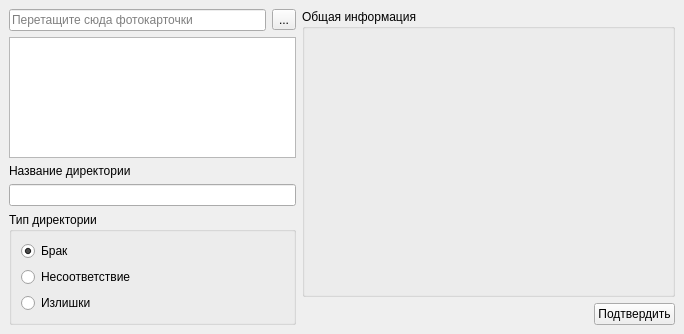
Before: the Qt Designer form mainwindow.ui in The-Zealot/WBFolderManager, drawn with Qt 5.
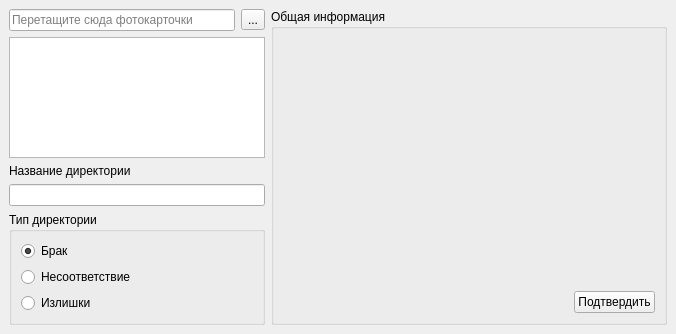
After: the same form once the commit is applied.

```diff
--- a/mainwindow.ui
+++ b/mainwindow.ui
@@ -6,7 +6,7 @@
    <rect>
     <x>0</x>
     <y>0</y>
-    <width>684</width>
+    <width>676</width>
     <height>334</height>
    </rect>
   </property>
@@ -15,14 +15,7 @@
   </property>
   <widget class="QWidget" name="centralwidget">
    <layout class="QGridLayout" name="gridLayout">
-    <item row="1" column="2">
-     <widget class="QPushButton" name="buttonSubmit">
-      <property name="text">
-       <string>Подтвердить</string>
-      </property>
-     </widget>
-    </item>
-    <item row="0" column="0" rowspan="2">
+    <item row="0" column="0">
      <layout class="QVBoxLayout" name="verticalLayout_4">
       <item>
        <layout class="QVBoxLayout" name="verticalLayout">
@@ -30,6 +23,12 @@
          <layout class="QHBoxLayout" name="horizontalLayout">
           <item>
            <widget class="QLineEdit" name="editPhotoPath">
+            <property name="sizePolicy">
+             <sizepolicy hsizetype="Preferred" vsizetype="Fixed">
+              <horstretch>0</horstretch>
+              <verstretch>0</verstretch>
+             </sizepolicy>
+            </property>
             <property name="placeholderText">
              <string>Перетащите сюда фотокарточки</string>
             </property>
@@ -47,7 +46,14 @@
        </layout>
       </item>
       <item>
-       <widget class="QListWidget" name="listWidget"/>
+       <widget class="QListWidget" name="listWidget">
+        <property name="sizePolicy">
+         <sizepolicy hsizetype="Preferred" vsizetype="Expanding">
+          <horstretch>0</horstretch>
+          <verstretch>0</verstretch>
+         </sizepolicy>
+        </property>
+       </widget>
       </item>
       <item>
        <layout class="QVBoxLayout" name="verticalLayout_3">
@@ -59,7 +65,14 @@
          </widget>
         </item>
         <item>
-         <widget class="QLineEdit" name="editName"/>
+         <widget class="QLineEdit" name="editName">
+          <property name="sizePolicy">
+           <sizepolicy hsizetype="Preferred" vsizetype="Fixed">
+            <horstretch>0</horstretch>
+            <verstretch>0</verstretch>
+           </sizepolicy>
+          </property>
+         </widget>
         </item>
        </layout>
       </item>
@@ -98,20 +111,7 @@
       </item>
      </layout>
     </item>
-    <item row="1" column="1">
-     <spacer name="horizontalSpacer">
-      <property name="orientation">
-       <enum>Qt::Horizontal</enum>
-      </property>
-      <property name="sizeHint" stdset="0">
-       <size>
-        <width>40</width>
-        <height>20</height>
-       </size>
-      </property>
-     </spacer>
-    </item>
-    <item row="0" column="1" colspan="2">
+    <item row="0" column="1">
      <widget class="QGroupBox" name="groupBox_2">
       <property name="sizePolicy">
        <sizepolicy hsizetype="MinimumExpanding" vsizetype="Preferred">
@@ -123,8 +123,34 @@
        <string>Общая информация</string>
       </property>
       <layout class="QGridLayout" name="gridLayout_2">
-       <item row="0" column="0">
+       <item row="1" column="1">
+        <widget class="QPushButton" name="buttonSubmit">
+         <property name="text">
+          <string>Подтвердить</string>
+         </property>
+        </widget>
+       </item>
+       <item row="1" column="0">
+        <spacer name="horizontalSpacer">
+         <property name="orientation">
+          <enum>Qt::Horizontal</enum>
+         </property>
+         <property name="sizeHint" stdset="0">
+          <size>
+           <width>40</width>
+           <height>20</height>
+          </size>
+         </property>
+        </spacer>
+       </item>
+       <item row="0" column="0" colspan="2">
         <widget class="QLabel" name="labelDataOut">
+         <property name="sizePolicy">
+          <sizepolicy hsizetype="Preferred" vsizetype="Preferred">
+           <horstretch>0</horstretch>
+           <verstretch>0</verstretch>
+          </sizepolicy>
+         </property>
          <property name="text">
           <string/>
          </property>
```
